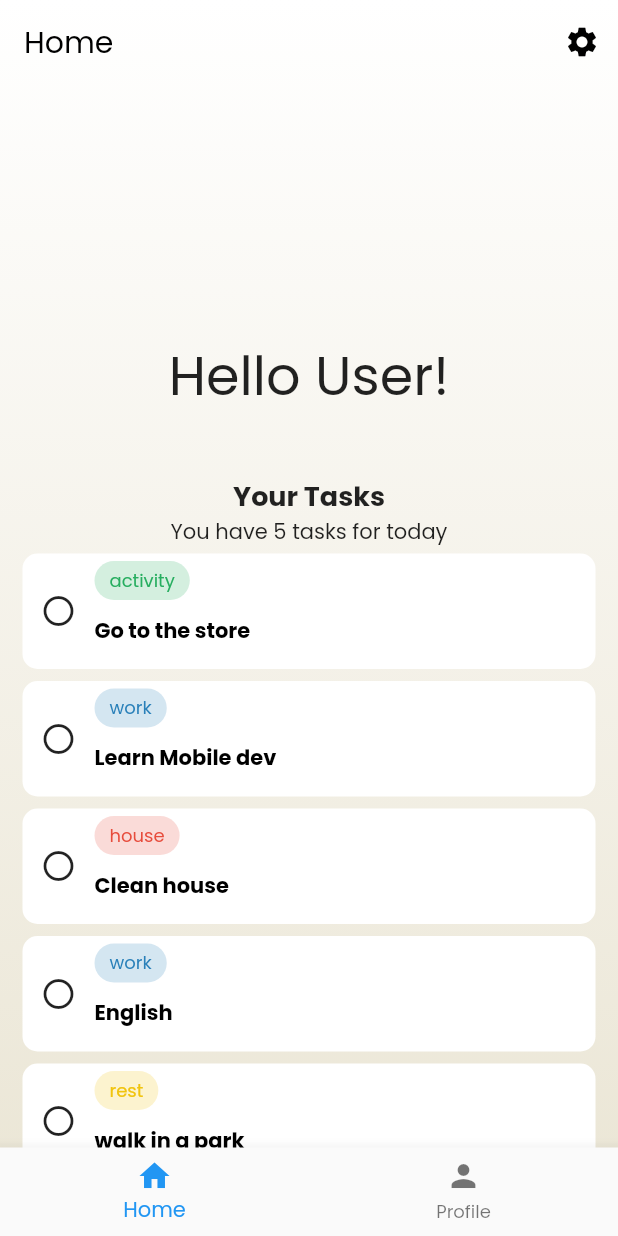
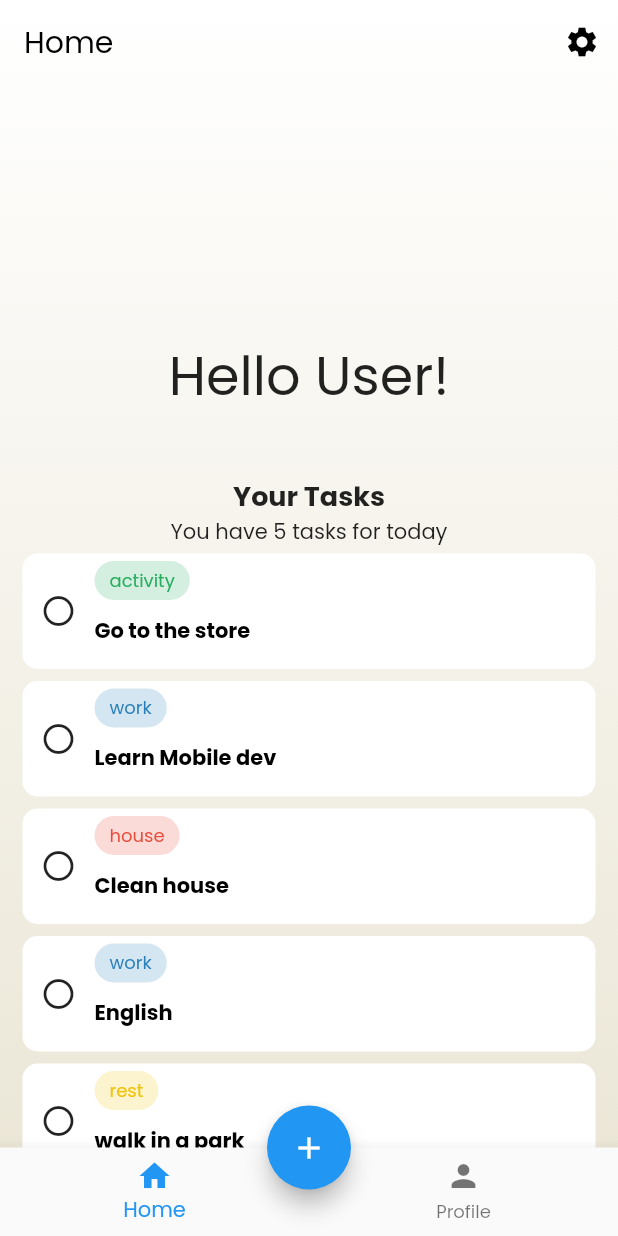
Before and after one commit to krsmayg/to_do_flutter, a Flutter app: the screen it shows after launch, on a phone screen of 412 x 824 dp. Run offline on Flutter 3.47's test engine with Material 2 defaults, Android fonts, the phone set to English and light mode, and no system bars; our stand-ins replace hexcolor.

Commit message:
Flotaing btn / dark theme

```diff
--- a/lib/main.dart
+++ b/lib/main.dart
@@ -14,7 +14,28 @@ class MyApp extends StatelessWidget {
     return MaterialApp(
       title: 'Flutter App',
       initialRoute: '/',
-      theme: ThemeData(fontFamily: 'Poppins'),
+      theme: ThemeData(
+        fontFamily: 'Poppins',
+      ),
+      // darkTheme: ThemeData(
+      //   brightness: Brightness.dark,
+      //   fontFamily: 'Quicksand',
+      //   textTheme: ThemeData.dark().textTheme.copyWith(
+      //         title: TextStyle(
+      //             fontFamily: 'OpenSans',
+      //             fontSize: 18,
+      //             fontWeight: FontWeight.bold),
+      //       ),
+      //   appBarTheme: AppBarTheme(
+      //     textTheme: ThemeData.dark().textTheme.copyWith(
+      //           title: TextStyle(
+      //               fontFamily: 'OpenSans',
+      //               fontSize: 20,
+      //               fontWeight: FontWeight.bold),
+      //         ),
+      //   ),
+      // ),
+      themeMode: ThemeMode.light,
       onGenerateRoute: RouteGenerator.generateRoute,
     );
   }
--- a/lib/pages/homePage.dart
+++ b/lib/pages/homePage.dart
@@ -32,8 +32,14 @@ class HomePage extends StatelessWidget {
                   style: TextStyle(fontSize: 36),
                 ),
               ),
-              TaskController()
+              TaskController(),
             ],
+          ),
+          floatingActionButtonLocation:
+              FloatingActionButtonLocation.centerDocked,
+          floatingActionButton: FloatingActionButton(
+            onPressed: null,
+            child: Icon(Icons.add),
           ),
           bottomNavigationBar: ReusableWidgets(context).getBottomNav()),
     );
```
Also changed, not shown: pubspec.lock.
